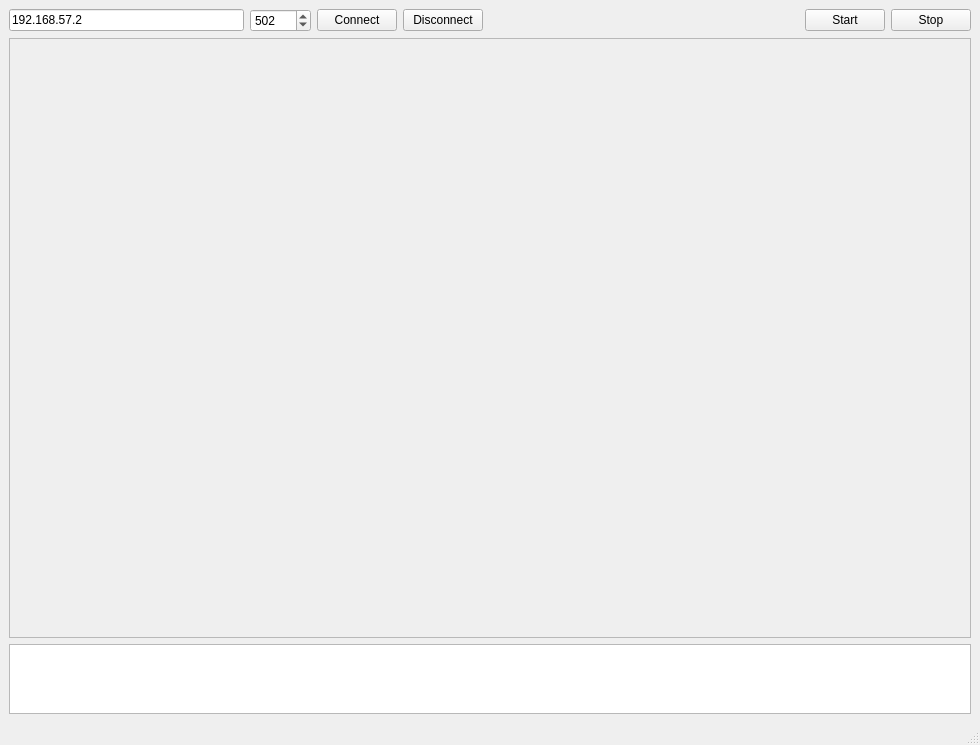
First picture: the form in src/app/mainwindow.ui, repository WannaSleep3254/multiRobotController, before the edit.
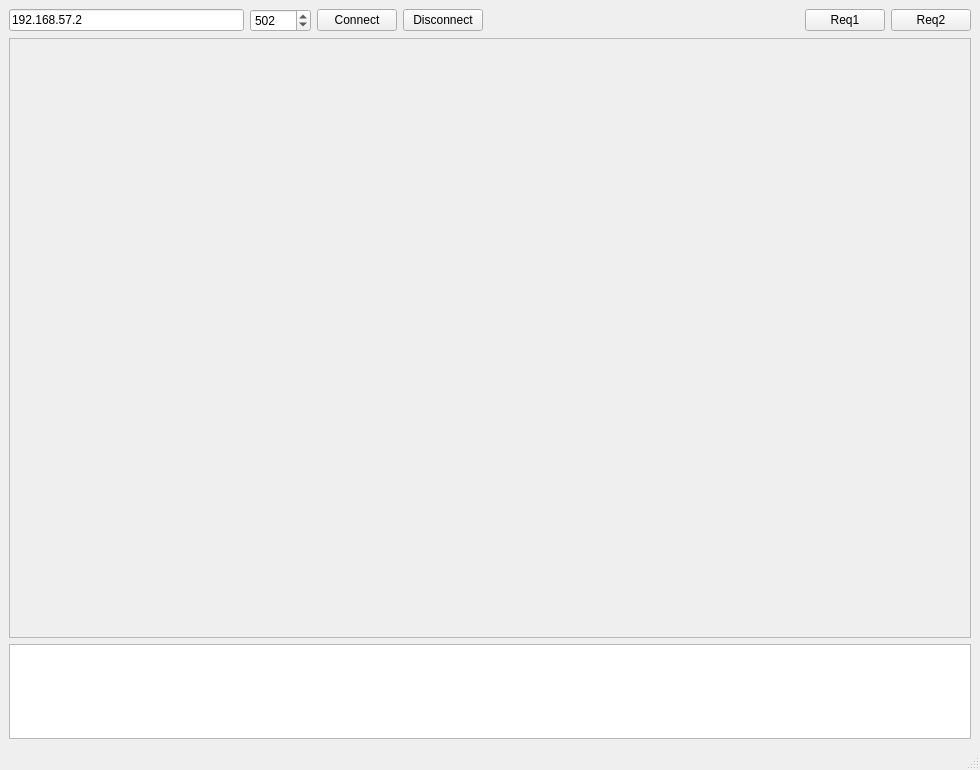
Second picture: the form after the edit.

Patch:
```diff
--- a/src/app/mainwindow.ui
+++ b/src/app/mainwindow.ui
@@ -7,7 +7,7 @@
     <x>0</x>
     <y>0</y>
     <width>980</width>
-    <height>640</height>
+    <height>770</height>
    </rect>
   </property>
   <property name="windowTitle">
@@ -77,14 +77,14 @@
       <item>
        <widget class="QPushButton" name="btnStart">
         <property name="text">
-         <string>Start</string>
+         <string>Req1</string>
         </property>
        </widget>
       </item>
       <item>
        <widget class="QPushButton" name="btnStop">
         <property name="text">
-         <string>Stop</string>
+         <string>Req2</string>
         </property>
        </widget>
       </item>
```
Left out of the diff: 2 changed lines with no effect on the pictures.
